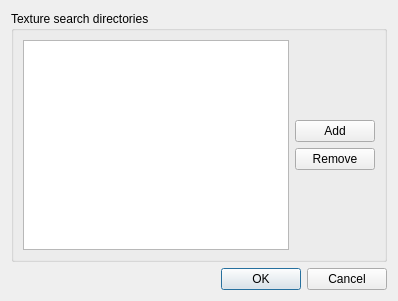
Warzone2100/WMIT, file src/ui/TexConfigDialog.ui: the form before one commit.
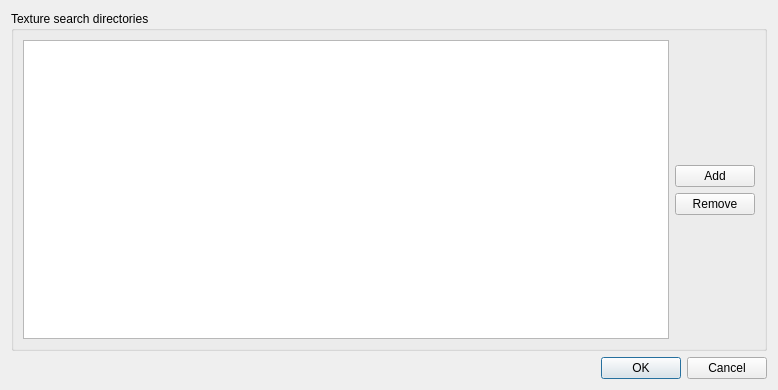
The form after the commit.

Commit message: Fix issue with directory selection in texture configuration dialog under Linux. Make dialog larger by default.

What changed in the file:
```diff
--- a/src/ui/TexConfigDialog.ui
+++ b/src/ui/TexConfigDialog.ui
@@ -6,8 +6,8 @@
    <rect>
     <x>0</x>
     <y>0</y>
-    <width>398</width>
-    <height>301</height>
+    <width>778</width>
+    <height>390</height>
    </rect>
   </property>
   <property name="windowTitle">
```
The commit also changes 1 other file.
